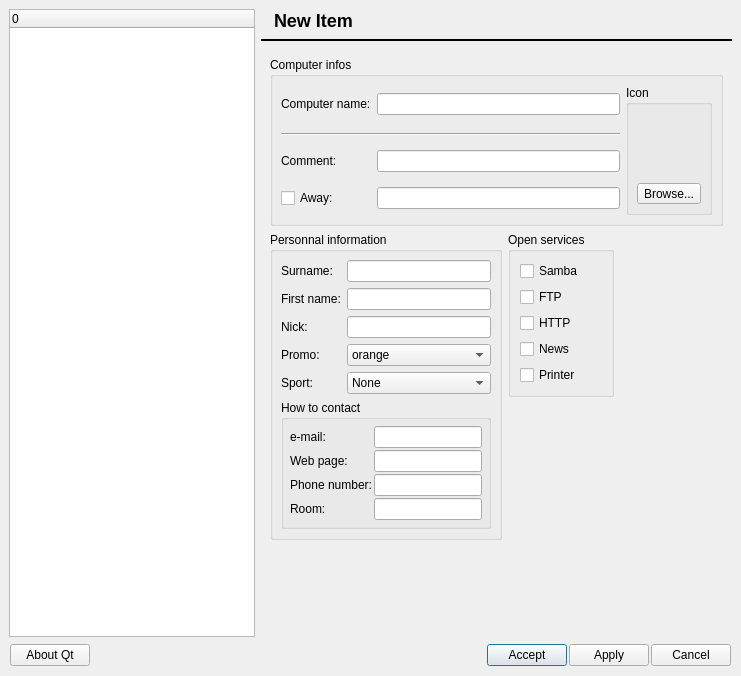
Fruneau/qRezix, file core/rzxpropertyui.ui: the form before one commit.
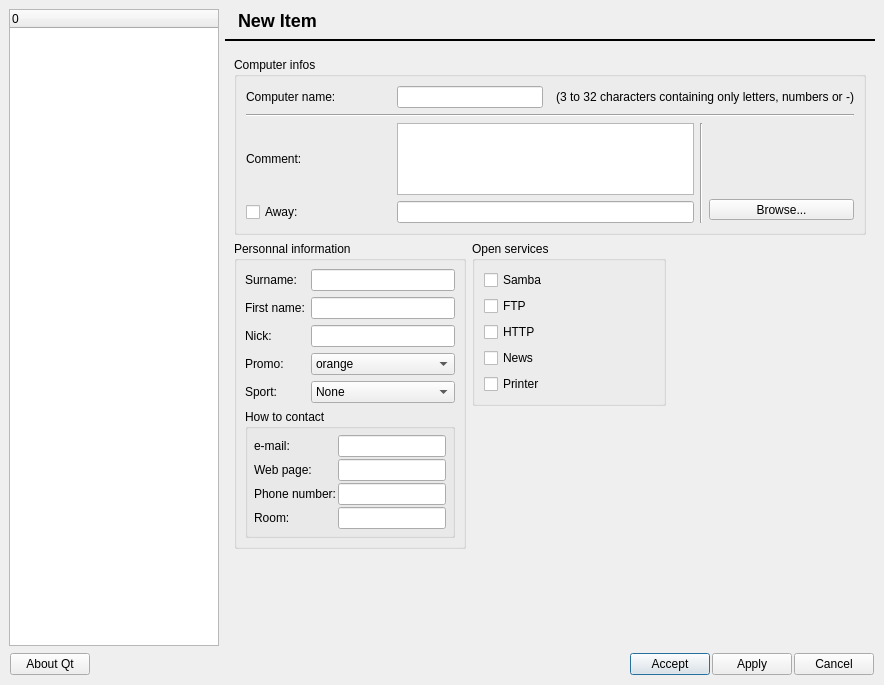
The form after the commit. The open tabs and pages were chosen to show the change. Icons and pictures are not drawn. Custom widgets are drawn as their Qt base class.

```diff
--- a/core/rzxpropertyui.ui
+++ b/core/rzxpropertyui.ui
@@ -8,8 +8,8 @@
    <rect>
     <x>0</x>
     <y>0</y>
-    <width>741</width>
-    <height>676</height>
+    <width>884</width>
+    <height>685</height>
    </rect>
   </property>
   <property name="windowTitle" >
@@ -35,8 +35,14 @@
        <verstretch>0</verstretch>
       </sizepolicy>
      </property>
+     <property name="maximumSize" >
+      <size>
+       <width>650</width>
+       <height>16777215</height>
+      </size>
+     </property>
      <property name="currentIndex" >
-      <number>1</number>
+      <number>0</number>
      </property>
      <widget class="QWidget" name="pageInfo" >
       <layout class="QGridLayout" >
@@ -46,104 +52,6 @@
        <property name="spacing" >
         <number>6</number>
        </property>
-       <item rowspan="2" row="2" column="1" >
-        <spacer>
-         <property name="orientation" >
-          <enum>Qt::Vertical</enum>
-         </property>
-         <property name="sizeType" >
-          <enum>QSizePolicy::Expanding</enum>
-         </property>
-         <property name="sizeHint" >
-          <size>
-           <width>20</width>
-           <height>41</height>
-          </size>
-         </property>
-        </spacer>
-       </item>
-       <item row="1" column="2" >
-        <spacer>
-         <property name="orientation" >
-          <enum>Qt::Horizontal</enum>
-         </property>
-         <property name="sizeHint" >
-          <size>
-           <width>40</width>
-           <height>20</height>
-          </size>
-         </property>
-        </spacer>
-       </item>
-       <item row="1" column="1" >
-        <widget class="QGroupBox" name="groupServices" >
-         <property name="whatsThis" >
-          <string>&lt;h3>Open services&lt;/h3>&lt;p>Select the servers you want to share with all the users of the network. If a server is not present, it won't be displayed as present&lt;/p></string>
-         </property>
-         <property name="title" >
-          <string>Open services</string>
-         </property>
-         <layout class="QGridLayout" >
-          <property name="margin" >
-           <number>9</number>
-          </property>
-          <property name="spacing" >
-           <number>6</number>
-          </property>
-          <item row="3" column="0" >
-           <widget class="QCheckBox" name="CbNews" >
-            <property name="text" >
-             <string>News</string>
-            </property>
-           </widget>
-          </item>
-          <item row="4" column="0" >
-           <widget class="QCheckBox" name="CbPrinter" >
-            <property name="text" >
-             <string>Printer</string>
-            </property>
-           </widget>
-          </item>
-          <item row="2" column="0" >
-           <widget class="QCheckBox" name="CbHTTP" >
-            <property name="text" >
-             <string>HTTP</string>
-            </property>
-           </widget>
-          </item>
-          <item row="1" column="0" >
-           <widget class="QCheckBox" name="CbFTP" >
-            <property name="sizePolicy" >
-             <sizepolicy>
-              <hsizetype>3</hsizetype>
-              <vsizetype>0</vsizetype>
-              <horstretch>0</horstretch>
-              <verstretch>0</verstretch>
-             </sizepolicy>
-            </property>
-            <property name="text" >
-             <string>FTP</string>
-            </property>
-           </widget>
-          </item>
-          <item row="0" column="0" >
-           <widget class="QCheckBox" name="CbSamba" >
-            <property name="sizePolicy" >
-             <sizepolicy>
-              <hsizetype>3</hsizetype>
-              <vsizetype>0</vsizetype>
-              <horstretch>0</horstretch>
-              <verstretch>0</verstretch>
-             </sizepolicy>
-            </property>
-            <property name="text" >
-             <string>Samba</string>
-            </property>
-           </widget>
-          </item>
-         </layout>
-        </widget>
-       </item>
        <item row="0" column="0" colspan="3" >
         <widget class="QGroupBox" name="groupInfoRezix" >
          <property name="sizePolicy" >
@@ -159,22 +67,124 @@
          </property>
          <layout class="QGridLayout" >
           <property name="margin" >
-           <number>8</number>
+           <number>9</number>
           </property>
           <property name="spacing" >
            <number>6</number>
           </property>
-          <item rowspan="4" row="0" column="2" >
-           <widget class="QGroupBox" name="groupIcon" >
-            <property name="title" >
-             <string>Icon</string>
+          <item rowspan="2" row="2" column="3" >
+           <widget class="Line" name="line_4" >
+            <property name="orientation" >
+             <enum>Qt::Vertical</enum>
             </property>
-            <property name="flat" >
-             <bool>true</bool>
+           </widget>
+          </item>
+          <item row="3" column="1" colspan="2" >
+           <widget class="QLineEdit" name="txtAutoResponderMsg" >
+            <property name="sizePolicy" >
+             <sizepolicy>
+              <hsizetype>5</hsizetype>
+              <vsizetype>0</vsizetype>
+              <horstretch>0</horstretch>
+              <verstretch>0</verstretch>
+             </sizepolicy>
             </property>
+            <property name="whatsThis" >
+             <string>&lt;h3>Responder&lt;/h3>&lt;p>When you are away, people who want to chat with you will receive this message&lt;/p></string>
+            </property>
+           </widget>
+          </item>
+          <item row="2" column="1" colspan="2" >
+           <widget class="QTextEdit" name="remarque" >
+            <property name="sizePolicy" >
+             <sizepolicy>
+              <hsizetype>5</hsizetype>
+              <vsizetype>0</vsizetype>
+              <horstretch>0</horstretch>
+              <verstretch>0</verstretch>
+             </sizepolicy>
+            </property>
+            <property name="maximumSize" >
+             <size>
+              <width>16777215</width>
+              <height>72</height>
+             </size>
+            </property>
+            <property name="html" >
+             <string>&lt;html>&lt;head>&lt;meta name="qrichtext" content="1" />&lt;/head>&lt;body style=" white-space: pre-wrap; font-family:Terminal [Bitstream]; font-size:8pt; font-weight:400; font-style:normal; text-decoration:none;">&lt;p style="-qt-paragraph-type:empty; margin-top:0px; margin-bottom:0px; margin-left:0px; margin-right:0px; -qt-block-indent:0; text-indent:0px;">&lt;/p>&lt;/body>&lt;/html></string>
+            </property>
+           </widget>
+          </item>
+          <item row="2" column="0" >
+           <widget class="QLabel" name="lblRem" >
+            <property name="text" >
+             <string>Comment:</string>
+            </property>
+            <property name="textFormat" >
+             <enum>Qt::PlainText</enum>
+            </property>
+            <property name="buddy" >
+             <cstring>remarque</cstring>
+            </property>
+           </widget>
+          </item>
+          <item row="3" column="0" >
+           <widget class="QCheckBox" name="chkAutoResponder" >
+            <property name="whatsThis" >
+             <string>&lt;h3>Away&lt;/h3>&lt;p>Check this case if you want to be marked away by default&lt;/p></string>
+            </property>
+            <property name="text" >
+             <string>Away:</string>
+            </property>
+           </widget>
+          </item>
+          <item row="0" column="2" colspan="3" >
+           <widget class="QLabel" name="label" >
+            <property name="text" >
+             <string>(3 to 32 characters containing only letters, numbers or -)</string>
+            </property>
+            <property name="alignment" >
+             <set>Qt::AlignRight|Qt::AlignTrailing|Qt::AlignVCenter</set>
+            </property>
+           </widget>
+          </item>
+          <item row="0" column="0" >
+           <widget class="QLabel" name="lblHostname" >
+            <property name="text" >
+             <string>Computer name:</string>
+            </property>
+            <property name="textFormat" >
+             <enum>Qt::PlainText</enum>
+            </property>
+            <property name="buddy" >
+             <cstring>hostname</cstring>
+            </property>
+           </widget>
+          </item>
+          <item row="0" column="1" >
+           <widget class="QLineEdit" name="hostname" >
+            <property name="sizePolicy" >
+             <sizepolicy>
+              <hsizetype>5</hsizetype>
+              <vsizetype>0</vsizetype>
+              <horstretch>0</horstretch>
+              <verstretch>0</verstretch>
+             </sizepolicy>
+            </property>
+            <property name="whatsThis" >
+             <string>&lt;h3>Computer name&lt;/h3>
+&lt;p>Name of your computer on the network. You can choose it here&lt;/p>
+&lt;p>Your name should only contains letters, numbers et '-', should not begin or finish with a '-' and each '-' should be isolated. Moreover, this name can't be more than 24 characters long&lt;/p></string>
+            </property>
+            <property name="cursorPosition" >
+             <number>0</number>
+            </property>
+           </widget>
+          </item>
+          <item rowspan="2" row="2" column="4" >
             <layout class="QVBoxLayout" >
              <property name="margin" >
-              <number>8</number>
+             <number>0</number>
              </property>
              <property name="spacing" >
               <number>6</number>
@@ -220,7 +230,7 @@
                <property name="sizePolicy" >
                 <sizepolicy>
                  <hsizetype>5</hsizetype>
-                 <vsizetype>5</vsizetype>
+                <vsizetype>0</vsizetype>
                  <horstretch>0</horstretch>
                  <verstretch>0</verstretch>
                 </sizepolicy>
@@ -234,23 +244,8 @@
               </widget>
              </item>
             </layout>
-           </widget>
           </item>
-          <item row="3" column="1" >
-           <widget class="QLineEdit" name="txtAutoResponderMsg" >
-            <property name="whatsThis" >
-             <string>&lt;h3>Responder&lt;/h3>&lt;p>When you are away, people who want to chat with you will receive this message&lt;/p></string>
-            </property>
-           </widget>
-          </item>
-          <item row="2" column="1" >
-           <widget class="QLineEdit" name="remarque" >
-            <property name="whatsThis" >
-             <string>&lt;h3>Comment&lt;/h3>&lt;p>Tell here what you want...&lt;/p></string>
-            </property>
-           </widget>
-          </item>
-          <item row="1" column="0" colspan="2" >
+          <item row="1" column="0" colspan="5" >
            <widget class="Line" name="line7" >
             <property name="frameShape" >
              <enum>QFrame::HLine</enum>
@@ -263,59 +258,72 @@
             </property>
            </widget>
           </item>
-          <item row="0" column="1" >
-           <widget class="QLineEdit" name="hostname" >
-            <property name="sizePolicy" >
-             <sizepolicy>
-              <hsizetype>3</hsizetype>
-              <vsizetype>0</vsizetype>
-              <horstretch>0</horstretch>
-              <verstretch>0</verstretch>
-             </sizepolicy>
-            </property>
-            <property name="whatsThis" >
-             <string>&lt;h3>Computer name&lt;/h3>
-&lt;p>Name of your computer on the network. You can choose it here&lt;/p>
-&lt;p>Your name should only contains letters, numbers et '-', should not begin or finish with a '-' and each '-' should be isolated. Moreover, this name can't be more than 24 characters long&lt;/p></string>
-            </property>
-            <property name="cursorPosition" >
-             <number>0</number>
-            </property>
-           </widget>
-          </item>
+         </layout>
+        </widget>
+       </item>
+       <item row="1" column="1" >
+        <widget class="QGroupBox" name="groupServices" >
+         <property name="whatsThis" >
+          <string>&lt;h3>Open services&lt;/h3>&lt;p>Select the servers you want to share with all the users of the network. If a server is not present, it won't be displayed as present&lt;/p></string>
+         </property>
+         <property name="title" >
+          <string>Open services</string>
+         </property>
+         <layout class="QGridLayout" >
+          <property name="margin" >
+           <number>9</number>
+          </property>
+          <property name="spacing" >
+           <number>6</number>
+          </property>
           <item row="3" column="0" >
-           <widget class="QCheckBox" name="chkAutoResponder" >
-            <property name="whatsThis" >
-             <string>&lt;h3>Away&lt;/h3>&lt;p>Check this case if you want to be marked away by default&lt;/p></string>
+           <widget class="QCheckBox" name="CbNews" >
+            <property name="text" >
+             <string>News</string>
             </property>
+           </widget>
+          </item>
+          <item row="4" column="0" >
+           <widget class="QCheckBox" name="CbPrinter" >
             <property name="text" >
-             <string>Away:</string>
+             <string>Printer</string>
             </property>
            </widget>
           </item>
           <item row="2" column="0" >
-           <widget class="QLabel" name="lblRem" >
+           <widget class="QCheckBox" name="CbHTTP" >
             <property name="text" >
-             <string>Comment:</string>
+             <string>HTTP</string>
             </property>
-            <property name="textFormat" >
-             <enum>Qt::PlainText</enum>
+           </widget>
+          </item>
+          <item row="1" column="0" >
+           <widget class="QCheckBox" name="CbFTP" >
+            <property name="sizePolicy" >
+             <sizepolicy>
+              <hsizetype>3</hsizetype>
+              <vsizetype>0</vsizetype>
+              <horstretch>0</horstretch>
+              <verstretch>0</verstretch>
+             </sizepolicy>
             </property>
-            <property name="buddy" >
-             <cstring>remarque</cstring>
+            <property name="text" >
+             <string>FTP</string>
             </property>
            </widget>
           </item>
           <item row="0" column="0" >
-           <widget class="QLabel" name="lblHostname" >
+           <widget class="QCheckBox" name="CbSamba" >
+            <property name="sizePolicy" >
+             <sizepolicy>
+              <hsizetype>3</hsizetype>
+              <vsizetype>0</vsizetype>
+              <horstretch>0</horstretch>
+              <verstretch>0</verstretch>
+             </sizepolicy>
+            </property>
             <property name="text" >
-             <string>Computer name:</string>
-            </property>
-            <property name="textFormat" >
-             <enum>Qt::PlainText</enum>
-            </property>
-            <property name="buddy" >
-             <cstring>hostname</cstring>
+             <string>Samba</string>
             </property>
            </widget>
           </item>
@@ -671,6 +679,35 @@
          </layout>
         </widget>
        </item>
+       <item row="1" column="2" >
+        <spacer>
+         <property name="orientation" >
+          <enum>Qt::Horizontal</enum>
+         </property>
+         <property name="sizeHint" >
+          <size>
+           <width>40</width>
+           <height>20</height>
+          </size>
+         </property>
+        </spacer>
+       </item>
+       <item rowspan="2" row="2" column="1" >
+        <spacer>
+         <property name="orientation" >
+          <enum>Qt::Vertical</enum>
+         </property>
+         <property name="sizeType" >
+          <enum>QSizePolicy::Expanding</enum>
+         </property>
+         <property name="sizeHint" >
+          <size>
+           <width>20</width>
+           <height>41</height>
+          </size>
+         </property>
+        </spacer>
+       </item>
       </layout>
      </widget>
      <widget class="QWidget" name="pageFavorites" >
@@ -1309,23 +1346,65 @@
      </widget>
     </widget>
    </item>
-   <item rowspan="2" row="0" column="0" >
-    <widget class="QTreeWidget" name="lbMenu" >
+   <item row="0" column="1" >
+    <layout class="QGridLayout" >
+     <property name="margin" >
+      <number>0</number>
+     </property>
+     <property name="spacing" >
+      <number>6</number>
+     </property>
+     <item row="0" column="1" >
+      <widget class="QLabel" name="lblTitle" >
+       <property name="sizePolicy" >
+        <sizepolicy>
+         <hsizetype>7</hsizetype>
+         <vsizetype>0</vsizetype>
+         <horstretch>0</horstretch>
+         <verstretch>0</verstretch>
+        </sizepolicy>
+       </property>
      <property name="minimumSize" >
       <size>
-       <width>175</width>
-       <height>0</height>
-      </size>
-     </property>
-     <property name="columnCount" >
-      <number>1</number>
-     </property>
-     <column>
+         <width>0</width>
+         <height>24</height>
+        </size>
+       </property>
+       <property name="maximumSize" >
+        <size>
+         <width>32767</width>
+         <height>24</height>
+        </size>
+       </property>
       <property name="text" >
-       <string>0</string>
-      </property>
-     </column>
-    </widget>
+        <string>&lt;h2>New Item&lt;/h2></string>
+       </property>
+      </widget>
+     </item>
+     <item row="0" column="0" >
+      <widget class="QLabel" name="lblTitleIcon" >
+       <property name="text" >
+        <string/>
+       </property>
+      </widget>
+     </item>
+     <item row="1" column="0" colspan="2" >
+      <widget class="Line" name="line4" >
+       <property name="frameShape" >
+        <enum>QFrame::HLine</enum>
+       </property>
+       <property name="frameShadow" >
+        <enum>QFrame::Plain</enum>
+       </property>
+       <property name="lineWidth" >
+        <number>2</number>
+       </property>
+       <property name="orientation" >
+        <enum>Qt::Horizontal</enum>
+       </property>
+      </widget>
+     </item>
+    </layout>
    </item>
    <item row="2" column="0" colspan="2" >
     <layout class="QHBoxLayout" >
@@ -1387,65 +1466,29 @@
      </item>
     </layout>
    </item>
-   <item row="0" column="1" >
-    <layout class="QGridLayout" >
-     <property name="margin" >
-      <number>0</number>
-     </property>
-     <property name="spacing" >
-      <number>6</number>
-     </property>
-     <item row="0" column="1" >
-      <widget class="QLabel" name="lblTitle" >
-       <property name="sizePolicy" >
-        <sizepolicy>
-         <hsizetype>7</hsizetype>
-         <vsizetype>0</vsizetype>
-         <horstretch>0</horstretch>
-         <verstretch>0</verstretch>
-        </sizepolicy>
-       </property>
+   <item rowspan="2" row="0" column="0" >
+    <widget class="QTreeWidget" name="lbMenu" >
        <property name="minimumSize" >
         <size>
-         <width>0</width>
-         <height>24</height>
+       <width>175</width>
+       <height>0</height>
         </size>
        </property>
        <property name="maximumSize" >
         <size>
-         <width>32767</width>
-         <height>24</height>
-        </size>
-       </property>
-       <property name="text" >
-        <string>&lt;h2>New Item&lt;/h2></string>
-       </property>
-      </widget>
-     </item>
-     <item row="0" column="0" >
-      <widget class="QLabel" name="lblTitleIcon" >
+       <width>210</width>
+       <height>16777215</height>
+      </size>
+     </property>
+     <property name="columnCount" >
+      <number>1</number>
+     </property>
+     <column>
        <property name="text" >
-        <string/>
-       </property>
-      </widget>
-     </item>
-     <item row="1" column="0" colspan="2" >
-      <widget class="Line" name="line4" >
-       <property name="frameShape" >
-        <enum>QFrame::HLine</enum>
-       </property>
-       <property name="frameShadow" >
-        <enum>QFrame::Plain</enum>
-       </property>
-       <property name="lineWidth" >
-        <number>2</number>
-       </property>
-       <property name="orientation" >
-        <enum>Qt::Horizontal</enum>
-       </property>
-      </widget>
-     </item>
-    </layout>
+       <string>0</string>
+      </property>
+     </column>
+    </widget>
    </item>
   </layout>
  </widget>
```
Left out of the diff: 2 changed lines with no effect on the pictures. Lines whose indentation alone changed are shown as unchanged.
